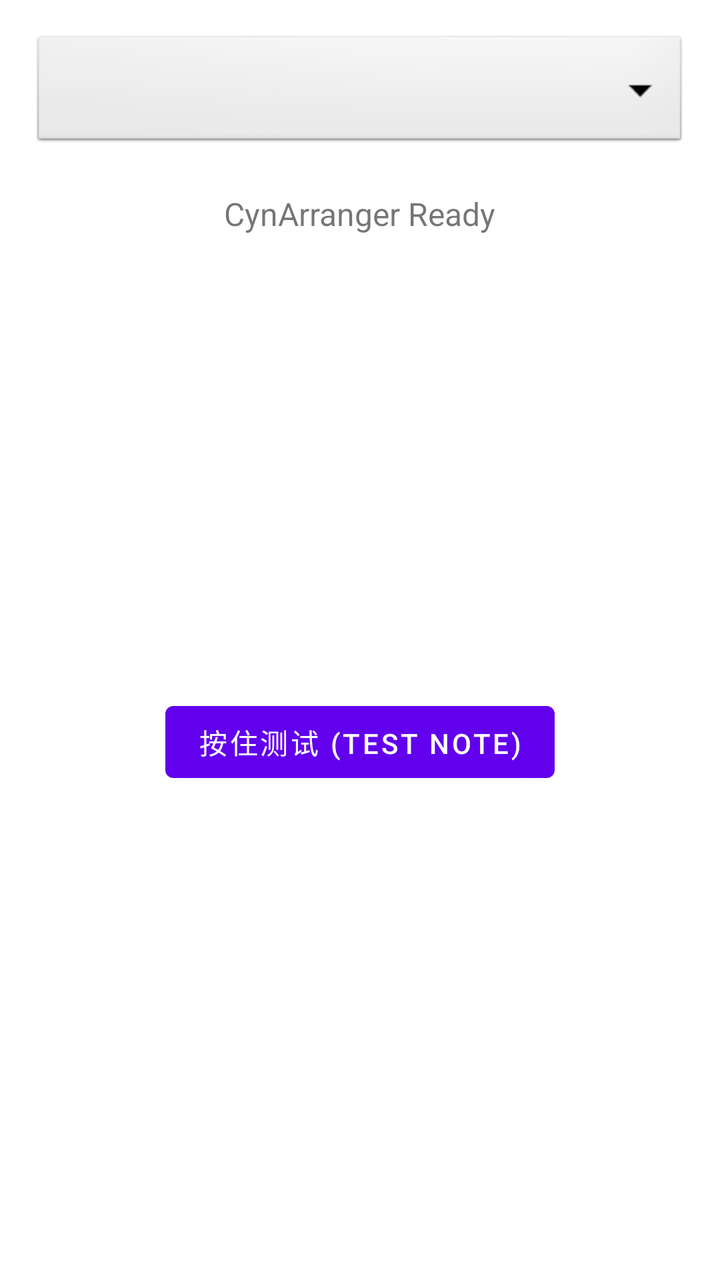
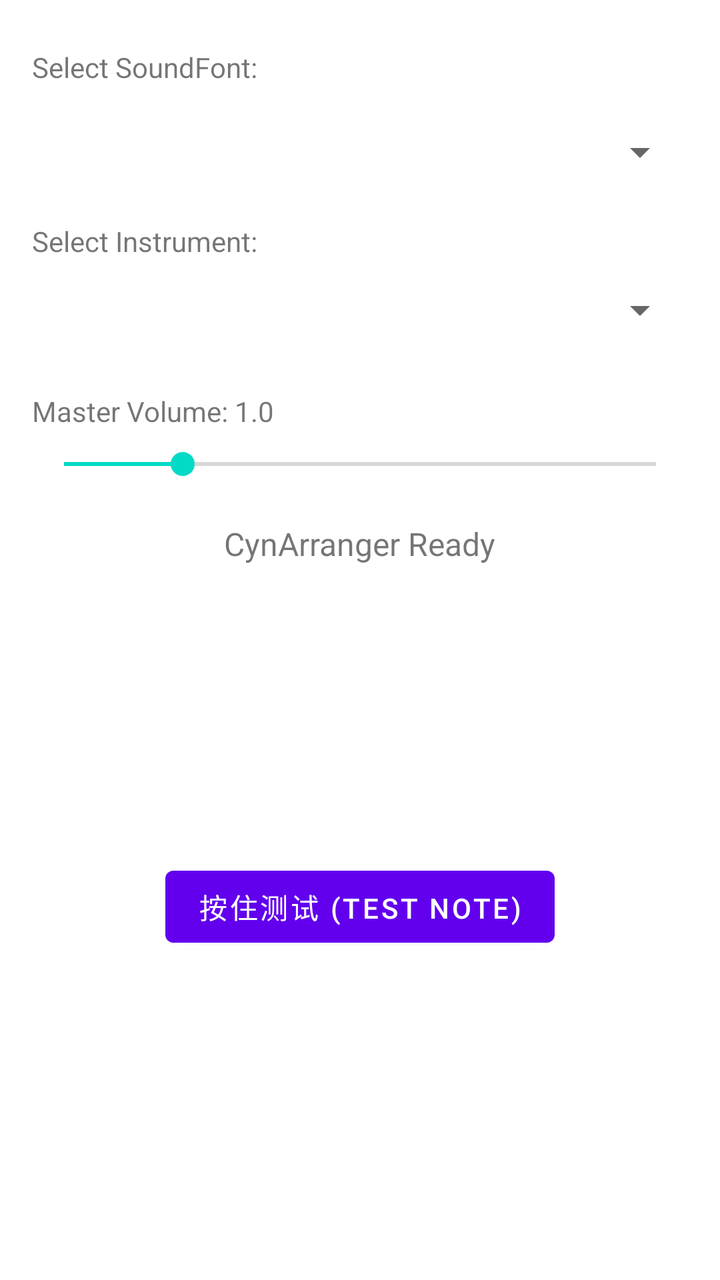

Two renders of the same Android screen: before a commit and after it. Below are the layout's source before the change and the commit's diff.
<!-- AndroidManifest.xml: application theme Theme.CynArranger -->
<!-- res/layout/activity_main.xml -->
<?xml version="1.0" encoding="utf-8"?>
<androidx.constraintlayout.widget.ConstraintLayout
    xmlns:android="http://schemas.android.com/apk/res/android"
    xmlns:app="http://schemas.android.com/apk/res-auto"
    xmlns:tools="http://schemas.android.com/tools"
    android:layout_width="match_parent"
    android:layout_height="match_parent"
    android:padding="16dp"
    tools:context=".MainActivity">

    
    <Spinner
        android:id="@+id/instrumentSpinner"
        android:layout_width="0dp"
        android:layout_height="60dp"
        android:background="@android:drawable/btn_dropdown"
        app:layout_constraintTop_toTopOf="parent"
        app:layout_constraintStart_toStartOf="parent"
        app:layout_constraintEnd_toEndOf="parent" />

    
    <TextView
        android:id="@+id/sample_text"
        android:layout_width="wrap_content"
        android:layout_height="wrap_content"
        android:text="CynArranger Ready"
        android:textSize="16sp"
        app:layout_constraintTop_toBottomOf="@id/instrumentSpinner"
        app:layout_constraintStart_toStartOf="parent"
        app:layout_constraintEnd_toEndOf="parent"
        android:layout_marginTop="20dp"/>

    
    <Button
        android:id="@+id/btnTest"
        android:layout_width="wrap_content"
        android:layout_height="wrap_content"
        android:text="按住测试 (Test Note)"
        app:layout_constraintBottom_toBottomOf="parent"
        app:layout_constraintEnd_toEndOf="parent"
        app:layout_constraintStart_toStartOf="parent"
        app:layout_constraintTop_toBottomOf="@id/sample_text" />

</androidx.constraintlayout.widget.ConstraintLayout>
<!-- resources referenced by this layout -->
<resources>
  <style name="Theme.CynArranger" parent="Theme.MaterialComponents.DayNight.NoActionBar">
          
          <item name="colorPrimary">@color/purple_500</item>
          <item name="colorPrimaryVariant">@color/purple_700</item>
          <item name="colorOnPrimary">@color/white</item>
          
          <item name="colorSecondary">@color/teal_200</item>
          <item name="colorSecondaryVariant">@color/teal_700</item>
          <item name="colorOnSecondary">@color/black</item>
          
          <item name="android:statusBarColor">?attr/colorPrimaryVariant</item>
          
      </style>
  <color name="purple_500">#FF6200EE</color>
  <color name="purple_700">#FF3700B3</color>
  <color name="white">#FFFFFFFF</color>
  <color name="teal_200">#FF03DAC5</color>
  <color name="teal_700">#FF018786</color>
  <color name="black">#FF000000</color>
</resources>

<!-- the commit's change to res/layout/activity_main.xml (unified diff, before → after) -->
@@ -9,12 +9,64 @@
     tools:context=".MainActivity">
 
     
+
+    
+
+    
+    <Spinner
+        android:id="@+id/sfSpinner"
+        android:layout_width="0dp"
+        android:layout_height="50dp"
+        android:layout_marginTop="8dp"
+        app:layout_constraintEnd_toEndOf="parent"
+        app:layout_constraintHorizontal_bias="0.0"
+        app:layout_constraintStart_toStartOf="parent"
+        app:layout_constraintTop_toBottomOf="@id/tvSfLabel" />
+
+    <TextView
+        android:id="@+id/tvSfLabel"
+        android:layout_width="wrap_content"
+        android:layout_height="wrap_content"
+        android:layout_marginTop="8dp"
+        android:text="Select SoundFont:"
+        app:layout_constraintStart_toStartOf="parent"
+        app:layout_constraintTop_toTopOf="parent" />
+
+    <TextView
+        android:id="@+id/tvInstLabel"
+        android:layout_width="wrap_content"
+        android:layout_height="wrap_content"
+        android:text="Select Instrument:"
+        android:layout_marginTop="10dp"
+        app:layout_constraintTop_toBottomOf="@id/sfSpinner"
+        app:layout_constraintStart_toStartOf="parent" />
+
     <Spinner
         android:id="@+id/instrumentSpinner"
         android:layout_width="0dp"
-        android:layout_height="60dp"
-        android:background="@android:drawable/btn_dropdown"
-        app:layout_constraintTop_toTopOf="parent"
+        android:layout_height="50dp"
+        app:layout_constraintTop_toBottomOf="@id/tvInstLabel"
+        app:layout_constraintStart_toStartOf="parent"
+        app:layout_constraintEnd_toEndOf="parent" />
+
+    <TextView
+        android:id="@+id/tvVolumeLabel"
+        android:layout_width="wrap_content"
+        android:layout_height="wrap_content"
+        android:text="Master Volume: 1.0"
+        android:layout_marginTop="16dp"
+        app:layout_constraintTop_toBottomOf="@+id/instrumentSpinner"
+        app:layout_constraintStart_toStartOf="parent" />
+
+    
+    <SeekBar
+        android:id="@+id/volumeSeekBar"
+        android:layout_width="0dp"
+        android:layout_height="wrap_content"
+        android:layout_marginTop="8dp"
+        android:max="100"
+        android:progress="20"
+        app:layout_constraintTop_toBottomOf="@+id/tvVolumeLabel"
         app:layout_constraintStart_toStartOf="parent"
         app:layout_constraintEnd_toEndOf="parent" />
 
@@ -25,7 +77,7 @@
         android:layout_height="wrap_content"
         android:text="CynArranger Ready"
         android:textSize="16sp"
-        app:layout_constraintTop_toBottomOf="@id/instrumentSpinner"
+        app:layout_constraintTop_toBottomOf="@id/volumeSeekBar"
         app:layout_constraintStart_toStartOf="parent"
         app:layout_constraintEnd_toEndOf="parent"
         android:layout_marginTop="20dp"/>
@@ -41,4 +93,5 @@
         app:layout_constraintStart_toStartOf="parent"
         app:layout_constraintTop_toBottomOf="@id/sample_text" />
 
+
 </androidx.constraintlayout.widget.ConstraintLayout>
